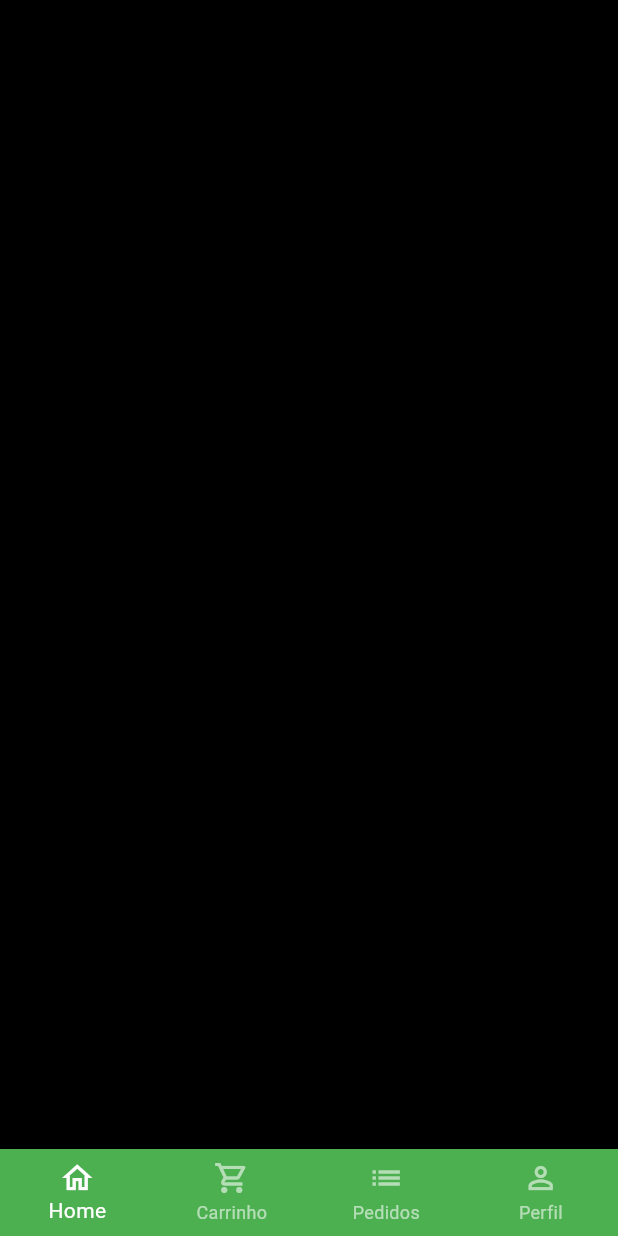
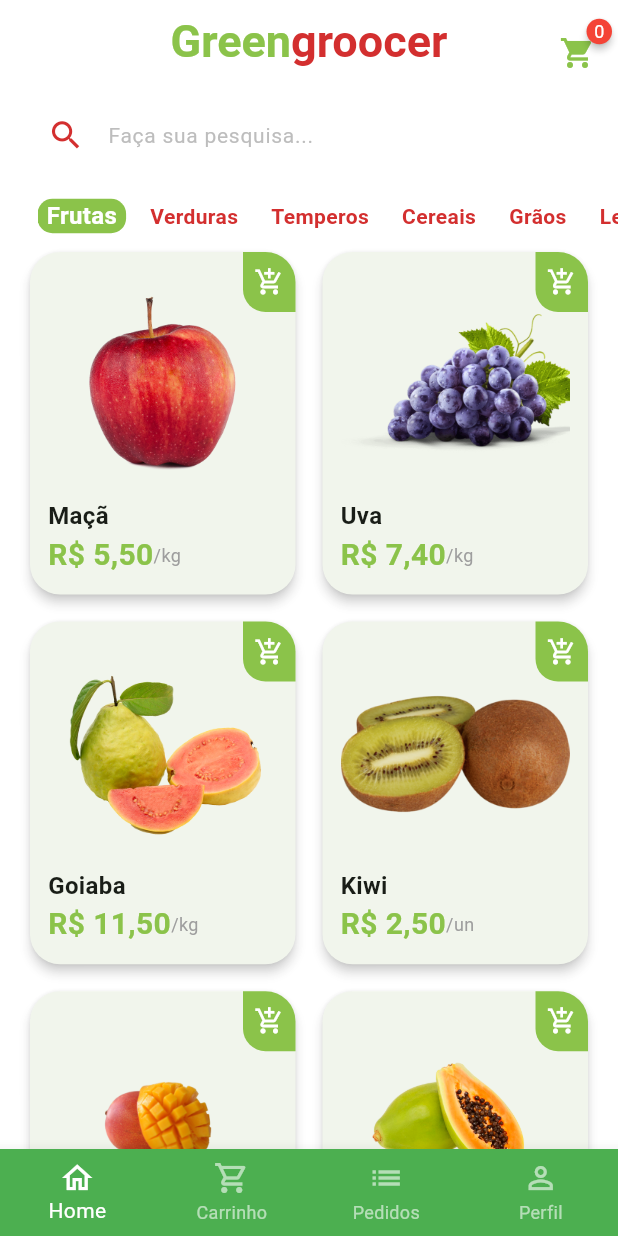
Before and after one commit to CaioReis29/greenGroocer, a Flutter app: the BaseScreen screen opened directly, on a phone screen of 412 x 824 dp. Run offline on Flutter 3.47's test engine with Material 2 defaults, Android fonts, the phone set to English and light mode, and no system bars; drawn by our look-alikes of badges; our stand-ins replace animated_text_kit, mask_text_input_formatter.

Commit message:
feat: added grid view with products and category list on home screen

```diff
--- a/lib/main.dart
+++ b/lib/main.dart
@@ -1,5 +1,5 @@
 import 'package:flutter/material.dart';
-import 'package:greengrocer/src/auth/sign_in_screen.dart';
+import 'package:greengrocer/src/screens/auth/sign_in_screen.dart';
 
 void main() {
   runApp(const MyApp());
@@ -16,6 +16,7 @@ class MyApp extends StatelessWidget {
         primarySwatch: Colors.green,
         colorScheme: ColorScheme.fromSeed(seedColor: Colors.green),
         useMaterial3: true,
+        scaffoldBackgroundColor: Colors.white.withAlpha(190),
       ),
       home: const SignInScreen(),
     );
--- /dev/null
+++ b/lib/src/config/app_data.dart
@@ -0,0 +1,74 @@
+import '../models/item_model.dart';
+
+ItemModel apple = ItemModel(
+  description:
+      'A melhor maçã da região e que conta com o melhor preço de qualquer quitanda. Este item conta com vitaminas essenciais para o fortalecimento corporal, resultando em uma vida saudável.',
+  imageUrl: 'assets/img/fruits/apple.png',
+  itemName: 'Maçã',
+  price: 5.5,
+  unit: 'kg',
+);
+
+ItemModel grape = ItemModel(
+  imageUrl: 'assets/img/fruits/grape.png',
+  itemName: 'Uva',
+  price: 7.4,
+  unit: 'kg',
+  description:
+      'A melhor uva da região e que conta com o melhor preço de qualquer quitanda. Este item conta com vitaminas essenciais para o fortalecimento corporal, resultando em uma vida saudável.',
+);
+
+ItemModel guava = ItemModel(
+  imageUrl: 'assets/img/fruits/guava.png',
+  itemName: 'Goiaba',
+  price: 11.5,
+  unit: 'kg',
+  description:
+      'A melhor goiaba da região e que conta com o melhor preço de qualquer quitanda. Este item conta com vitaminas essenciais para o fortalecimento corporal, resultando em uma vida saudável.',
+);
+
+ItemModel kiwi = ItemModel(
+  imageUrl: 'assets/img/fruits/kiwi.png',
+  itemName: 'Kiwi',
+  price: 2.5,
+  unit: 'un',
+  description:
+      'O melhor kiwi da região e que conta com o melhor preço de qualquer quitanda. Este item conta com vitaminas essenciais para o fortalecimento corporal, resultando em uma vida saudável.',
+);
+
+ItemModel mango = ItemModel(
+  imageUrl: 'assets/img/fruits/mango.png',
+  itemName: 'Manga',
+  price: 2.5,
+  unit: 'un',
+  description:
+      'A melhor manga da região e que conta com o melhor preço de qualquer quitanda. Este item conta com vitaminas essenciais para o fortalecimento corporal, resultando em uma vida saudável.',
+);
+
+ItemModel papaya = ItemModel(
+  imageUrl: 'assets/img/fruits/papaya.png',
+  itemName: 'Mamão papaya',
+  price: 8,
+  unit: 'kg',
+  description:
+      'O melhor mamão da região e que conta com o melhor preço de qualquer quitanda. Este item conta com vitaminas essenciais para o fortalecimento corporal, resultando em uma vida saudável.',
+);
+
+List<ItemModel> items = [
+  apple,
+  grape,
+  guava,
+  kiwi,
+  mango,
+  papaya,
+];
+
+final List<String> categories = [
+    "Frutas",
+    "Verduras",
+    "Temperos",
+    "Cereais",
+    "Grãos",
+    "Legumes",
+    "Orgânicos",
+  ];
--- /dev/null
+++ b/lib/src/models/item_model.dart
@@ -0,0 +1,16 @@
+class ItemModel {
+  String itemName;
+  String imageUrl;
+  String unit;
+  double price;
+  String description;
+
+  ItemModel({
+    required this.itemName,
+    required this.imageUrl,
+    required this.unit,
+    required this.price,
+    required this.description,
+  });
+
+}
--- a/lib/src/auth/sign_in_screen.dart
+++ b/lib/src/screens/auth/sign_in_screen.dart
@@ -1,8 +1,8 @@
 import 'package:animated_text_kit/animated_text_kit.dart';
 import 'package:flutter/material.dart';
-import 'package:greengrocer/src/auth/components/custom_text_field.dart';
-import 'package:greengrocer/src/auth/sign_up_screen.dart';
-import 'package:greengrocer/src/base/base_screen.dart';
+import 'package:greengrocer/src/screens/auth/components/custom_text_field.dart';
+import 'package:greengrocer/src/screens/auth/sign_up_screen.dart';
+import 'package:greengrocer/src/screens/base/base_screen.dart';
 import 'package:greengrocer/src/config/custom_colors.dart';
 
 class SignInScreen extends StatelessWidget {
--- a/lib/src/auth/sign_up_screen.dart
+++ b/lib/src/screens/auth/sign_up_screen.dart
@@ -1,6 +1,6 @@
 import 'package:flutter/material.dart';
 import 'package:mask_text_input_formatter/mask_text_input_formatter.dart';
-import '../config/custom_colors.dart';
+import '../../config/custom_colors.dart';
 import 'components/custom_text_field.dart';
 
 class SignUpScreen extends StatelessWidget {
--- a/lib/src/base/base_screen.dart
+++ b/lib/src/screens/base/base_screen.dart
@@ -1,4 +1,5 @@
 import 'package:flutter/material.dart';
+import 'package:greengrocer/src/screens/home/home_tab.dart';
 
 class BaseScreen extends StatefulWidget {
   const BaseScreen({super.key});
@@ -18,9 +19,7 @@ class _BaseScreenState extends State<BaseScreen> {
         controller: pageController,
         physics: const NeverScrollableScrollPhysics(),
         children: [
-          Container(
-            color: Colors.black,
-          ),
+          HomeTab(),
           Container(
             color: Colors.black54,
           ),
--- /dev/null
+++ b/lib/src/screens/home/components/category_title.dart
@@ -0,0 +1,43 @@
+// ignore_for_file: public_member_api_docs, sort_constructors_first
+import 'package:flutter/material.dart';
+
+import 'package:greengrocer/src/config/custom_colors.dart';
+
+class CategoryTitle extends StatelessWidget {
+  const CategoryTitle({
+    Key? key,
+    required this.category,
+    required this.isSelected,
+    required this.onPressed,
+  }) : super(key: key);
+
+  final String category;
+  final bool isSelected;
+  final VoidCallback onPressed;
+
+  @override
+  Widget build(BuildContext context) {
+    return GestureDetector(
+      onTap: onPressed,
+      child: Align(
+        alignment: Alignment.center,
+        child: Container(
+          padding: const EdgeInsets.symmetric(horizontal: 6),
+          decoration: BoxDecoration(
+            color: isSelected ? CustomColors.customSwatchColor : Colors.transparent,
+            borderRadius: BorderRadiusDirectional.circular(10),
+          ),
+          child: Text(
+            category,
+            style: TextStyle(
+              color:
+                  isSelected ? Colors.white : CustomColors.customConstrastColor,
+              fontWeight: FontWeight.bold,
+              fontSize: isSelected ? 16 : 14,
+            ),
+          ),
+        ),
+      ),
+    );
+  }
+}
--- /dev/null
+++ b/lib/src/screens/home/components/item_title.dart
@@ -0,0 +1,92 @@
+import 'package:flutter/material.dart';
+import 'package:greengrocer/src/config/custom_colors.dart';
+
+import 'package:greengrocer/src/models/item_model.dart';
+import 'package:greengrocer/src/services/utils_services.dart';
+
+class ItemTitle extends StatelessWidget {
+  ItemTitle({
+    Key? key,
+    required this.item,
+  }) : super(key: key);
+
+  final ItemModel item;
+
+  final UtilsServices utilsServices = UtilsServices();
+
+  @override
+  Widget build(BuildContext context) {
+    return Stack(
+      children: [
+        Card(
+          elevation: 3,
+          shadowColor: Colors.grey.shade300,
+          shape: RoundedRectangleBorder(
+            borderRadius: BorderRadius.circular(20),
+          ),
+          child: Padding(
+            padding: const EdgeInsets.all(12.0),
+            child: Column(
+              crossAxisAlignment: CrossAxisAlignment.stretch,
+              children: [
+                Expanded(
+                  child: Image.asset(
+                    item.imageUrl,
+                  ),
+                ),
+                Text(
+                  item.itemName,
+                  style: const TextStyle(
+                    fontSize: 16,
+                    fontWeight: FontWeight.bold,
+                  ),
+                ),
+                Row(
+                  children: [
+                    Text(
+                      utilsServices.priceToCurrency(item.price),
+                      style: TextStyle(
+                          fontSize: 20,
+                          fontWeight: FontWeight.bold,
+                          color: CustomColors.customSwatchColor),
+                    ),
+                    Text(
+                      '/${item.unit}',
+                      style: TextStyle(
+                        fontSize: 12,
+                        color: Colors.grey.shade500,
+                      ),
+                    ),
+                  ],
+                ),
+              ],
+            ),
+          ),
+        ),
+        Positioned(
+          top: 4,
+          right: 4,
+          child: GestureDetector(
+            onTap: (){},
+            child: Container(
+              height: 40,
+              width: 35,
+              decoration: BoxDecoration(
+                color: CustomColors.customSwatchColor,
+                borderRadius: const BorderRadius.only(
+                  bottomLeft: Radius.circular(15),
+                  topRight: Radius.circular(20),
+                ),
+              ),
+              child: const Icon(
+                Icons.add_shopping_cart_outlined,
+                color: Colors.white,
+                size: 20,
+              ),
+            ),
+          ),
+        ),
+      ],
+    );
+  }
+}
--- /dev/null
+++ b/lib/src/screens/home/home_tab.dart
@@ -0,0 +1,132 @@
+import 'package:flutter/material.dart';
+import 'package:greengrocer/src/config/custom_colors.dart';
+import 'package:badges/badges.dart' as badges;
+import 'package:greengrocer/src/screens/home/components/item_title.dart';
+import 'components/category_title.dart';
+import '../../config/app_data.dart' as app_data;
+
+class HomeTab extends StatefulWidget {
+  const HomeTab({super.key});
+
+  @override
+  State<HomeTab> createState() => _HomeTabState();
+}
+
+class _HomeTabState extends State<HomeTab> {
+  String selected = "Frutas";
+
+  @override
+  Widget build(BuildContext context) {
+    return Scaffold(
+      appBar: AppBar(
+        centerTitle: true,
+        backgroundColor: Colors.transparent,
+        title: Text.rich(
+          TextSpan(
+            style: const TextStyle(fontSize: 30, fontWeight: FontWeight.bold),
+            children: [
+              TextSpan(
+                  text: "Green",
+                  style: TextStyle(
+                    color: CustomColors.customSwatchColor,
+                  )),
+              TextSpan(
+                text: "groocer",
+                style: TextStyle(
+                  color: CustomColors.customConstrastColor,
+                ),
+              ),
+            ],
+          ),
+        ),
+        actions: [
+          Padding(
+            padding: const EdgeInsets.only(
+              top: 15,
+              right: 15,
+            ),
+            child: GestureDetector(
+              onTap: () {},
+              child: badges.Badge(
+                position: badges.BadgePosition.topEnd(top: -16, end: -11),
+                badgeContent: const Text(
+                  "0",
+                  style: TextStyle(
+                    color: Colors.white,
+                    fontSize: 12,
+                  ),
+                ),
+                child: Icon(
+                  Icons.shopping_cart,
+                  color: CustomColors.customSwatchColor,
+                ),
+              ),
+            ),
+          ),
+        ],
+      ),
+      body: Column(
+        children: [
+          Padding(
+            padding: const EdgeInsets.symmetric(vertical: 10, horizontal: 20),
+            child: TextField(
+              decoration: InputDecoration(
+                filled: true,
+                fillColor: Colors.white,
+                isDense: true,
+                hintText: "Faça sua pesquisa...",
+                hintStyle: TextStyle(
+                  color: Colors.grey.shade400,
+                  fontSize: 14,
+                ),
+                prefixIcon: Icon(
+                  Icons.search,
+                  color: CustomColors.customConstrastColor,
+                  size: 25,
+                ),
+                border: OutlineInputBorder(
+                  borderRadius: BorderRadius.circular(60),
+                  borderSide: const BorderSide(
+                    width: 0,
+                    style: BorderStyle.none,
+                  ),
+                ),
+              ),
+            ),
+          ),
+          Container(
+            padding: const EdgeInsets.only(left: 25),
+            height: 40,
+            child: ListView.separated(
+              scrollDirection: Axis.horizontal,
+              itemBuilder: (c, i) => CategoryTitle(
+                onPressed: () =>
+                    setState(() => selected = app_data.categories[i]),
+                category: app_data.categories[i],
+                isSelected: app_data.categories[i] == selected,
+              ),
+              separatorBuilder: (c, i) => const SizedBox(width: 10),
+              itemCount: app_data.categories.length,
+            ),
+          ),
+          Expanded(
+            child: GridView.builder(
+              physics: const BouncingScrollPhysics(),
+              padding: const EdgeInsets.fromLTRB(16, 0, 16, 16),
+              gridDelegate: const SliverGridDelegateWithFixedCrossAxisCount(
+                crossAxisCount: 2,
+                mainAxisSpacing: 10,
+                crossAxisSpacing: 10,
+                childAspectRatio: 9 / 11.5,
+              ),
+              itemCount: app_data.items.length,
+              itemBuilder: (c, i) => ItemTitle(
+                item: app_data.items[i],
+              ),
+            ),
+          ),
+        ],
+      ),
+    );
+  }
+}
--- a/lib/src/screens/home_screen.dart
+++ /dev/null
@@ -1,14 +0,0 @@
-import 'package:flutter/material.dart';
-
-class HomeScreen extends StatelessWidget {
-
-  const HomeScreen({ super.key });
-
-   @override
-   Widget build(BuildContext context) {
-       return Scaffold(
-           appBar: AppBar(title: const Text(''),),
-           body: Container(),
-       );
-  }
-}
--- /dev/null
+++ b/lib/src/services/utils_services.dart
@@ -0,0 +1,9 @@
+import 'package:intl/intl.dart';
+
+class UtilsServices {
+  String priceToCurrency(double price) {
+    NumberFormat numberFormat = NumberFormat.simpleCurrency(locale: 'pt_BR');
+
+    return numberFormat.format(price);
+  }
+}
--- a/pubspec.yaml
+++ b/pubspec.yaml
@@ -37,6 +37,8 @@ dependencies:
   cupertino_icons: ^1.0.2
   animated_text_kit: ^4.2.2
   mask_text_input_formatter: ^2.5.0
+  badges: ^3.1.2
+  intl: ^0.18.1
 
 dev_dependencies:
   flutter_test:
@@ -61,8 +63,8 @@ flutter:
   uses-material-design: true
 
   # To add assets to your application, add an assets section, like this:
-  # assets:
-  #   - images/a_dot_burr.jpeg
+  assets:
+    - assets/img/fruits/
   #   - images/a_dot_ham.jpeg
 
   # An image asset can refer to one or more resolution-specific "variants", see
```
Also changed, not shown: assets/img/fruits/apple.png (added), assets/img/fruits/grape.png (added), assets/img/fruits/guava.png (added), assets/img/fruits/kiwi.png (added), assets/img/fruits/mango.png (added), assets/img/fruits/papaya.png (added), lib/src/screens/auth/components/custom_text_field.dart (renamed from lib/src/auth/components/custom_text_field.dart), pubspec.lock.
